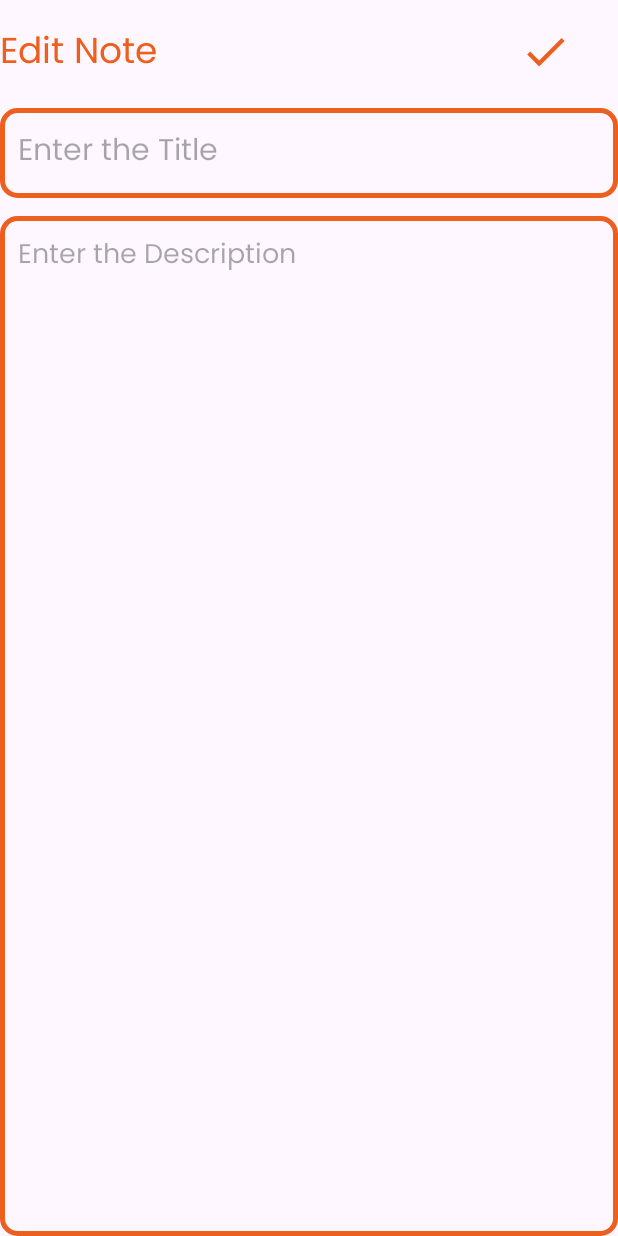
After one commit to Pawarasasmina/Address-Book, an Android app: the UpdateActivity screen opened directly, with no data from a screen before it, on a phone screen of 412 x 824 dp. The commit adds this screen. Run offline under Robolectric (Android 15) with nearby library versions, the phone set to English and light mode, and no system bars; 1 statement that could not run was skipped.

Commit message:
create, read and update

```diff
--- a/app/src/main/AndroidManifest.xml
+++ b/app/src/main/AndroidManifest.xml
@@ -12,6 +12,9 @@
         android:supportsRtl="true"
         android:theme="@style/Theme.CRUD_APP"
         tools:targetApi="31">
+        <activity
+            android:name=".UpdateActivity"
+            android:exported="false" />
         <activity
             android:name=".AddNoteActivity"
             android:exported="false" />
--- /dev/null
+++ b/app/src/main/java/com/example/crud_app/UpdateActivity.kt
@@ -0,0 +1,54 @@
+package com.example.crud_app
+
+import android.os.Bundle
+import android.widget.Button
+import android.widget.EditText
+import android.widget.ImageView
+import android.widget.Toast
+import androidx.appcompat.app.AppCompatActivity
+import com.example.crud_app.R
+
+class UpdateActivity : AppCompatActivity() {
+
+    private lateinit var db: NoteDatabaseHelper
+    private var noteId: Int = -1
+    private lateinit var updateTitleEditText: EditText
+    private lateinit var updateContentEditText: EditText
+    private lateinit var updateButton: ImageView
+
+    override fun onCreate(savedInstanceState: Bundle?) {
+        super.onCreate(savedInstanceState)
+        setContentView(R.layout.activity_update)
+
+        // Initializing database helper
+        db = NoteDatabaseHelper(this)
+
+        // Getting note ID from Intent
+        noteId = intent.getIntExtra("note_id", -1)
+        if (noteId == -1) {
+            Toast.makeText(this, "Error: No note ID provided.", Toast.LENGTH_SHORT).show()
+            finish()
+            return
+        }
+
+        // Initializing EditTexts and Button using findViewById
+        updateTitleEditText = findViewById(R.id.updatetitle)
+        updateContentEditText = findViewById(R.id.updatecontent)
+        updateButton = findViewById(R.id.UpdateButton)
+
+        // Load the note details into the EditTexts
+        val note = db.getnoteById(noteId)
+        updateTitleEditText.setText(note.title)
+        updateContentEditText.setText(note.content)
+
+        // Setting onClickListener for the update button
+        updateButton.setOnClickListener {
+            val newTitle = updateTitleEditText.text.toString()
+            val newContent = updateContentEditText.text.toString()
+            val updatedNote = Note(noteId, newTitle, newContent)
+            db.update(updatedNote)
+            Toast.makeText(this, "Note Edited!", Toast.LENGTH_SHORT).show()
+            finish()
+        }
+    }
+}
--- /dev/null
+++ b/app/src/main/res/drawable/baseline_edit_note_24.xml
@@ -0,0 +1,5 @@
+<vector xmlns:android="http://schemas.android.com/apk/res/android" android:height="24dp" android:tint="#000000" android:viewportHeight="24" android:viewportWidth="24" android:width="24dp">
+
+    <path android:fillColor="@android:color/white" android:pathData="M3,10h11v2H3V10zM3,8h11V6H3V8zM3,16h7v-2H3V16zM18.01,12.87l0.71,-0.71c0.39,-0.39 1.02,-0.39 1.41,0l0.71,0.71c0.39,0.39 0.39,1.02 0,1.41l-0.71,0.71L18.01,12.87zM17.3,13.58l-5.3,5.3V21h2.12l5.3,-5.3L17.3,13.58z"/>
+
+</vector>
--- /dev/null
+++ b/app/src/main/res/layout/activity_update.xml
@@ -0,0 +1,59 @@
+<?xml version="1.0" encoding="utf-8"?>
+<RelativeLayout
+
+    xmlns:android="http://schemas.android.com/apk/res/android"
+    xmlns:app="http://schemas.android.com/apk/res-auto"
+    xmlns:tools="http://schemas.android.com/tools"
+    android:id="@+id/main"
+    android:layout_width="match_parent"
+    android:layout_height="match_parent"
+    tools:context=".UpdateActivity">
+
+    <TextView
+        android:id="@+id/editNoteHeading"
+        android:layout_width="129dp"
+        android:layout_height="wrap_content"
+        android:layout_alignParentTop="true"
+        android:layout_marginTop="16dp"
+        android:fontFamily="@font/poppins"
+        android:text="Edit Note"
+        android:textColor="@color/orange"
+        android:textSize="24sp" />
+
+    <ImageView
+        android:id="@+id/UpdateButton"
+        android:layout_width="38dp"
+        android:layout_height="34dp"
+        android:layout_alignTop="@id/editNoteHeading"
+        android:layout_alignParentEnd="true"
+        android:layout_marginTop="1dp"
+        android:layout_marginEnd="29dp"
+        android:src="@drawable/baseline_done_24" />
+
+    <EditText
+        android:id="@+id/updatetitle"
+        android:layout_width="match_parent"
+        android:layout_height="60dp"
+        android:hint="Enter the Title"
+        android:padding="12dp"
+        android:textSize="20sp"
+        android:layout_below="@id/editNoteHeading"
+        android:layout_marginTop="16dp"
+        android:background="@drawable/orrange_border"
+        android:maxLines="1"
+        android:fontFamily="@font/poppins"  />
+
+    <EditText
+        android:id="@+id/updatecontent"
+        android:layout_width="match_parent"
+        android:layout_height="match_parent"
+        android:hint="Enter the Description"
+        android:gravity="top"
+        android:padding="12dp"
+        android:textSize="18sp"
+        android:layout_below="@id/updatetitle"
+        android:layout_marginTop="12dp"
+        android:background="@drawable/orrange_border"
+        android:fontFamily="@font/poppins"/>
+
+</RelativeLayout>
```
Also changed, not shown: app/src/main/java/com/example/crud_app/MainActivity.kt (+19 -0 lines), app/src/main/java/com/example/crud_app/NoteAdapter.kt (added, +45 -0 lines), app/src/main/java/com/example/crud_app/NoteDatabaseHelper.kt (+30 -4 lines), app/src/main/res/layout/note_item.xml (+10 -2 lines).
